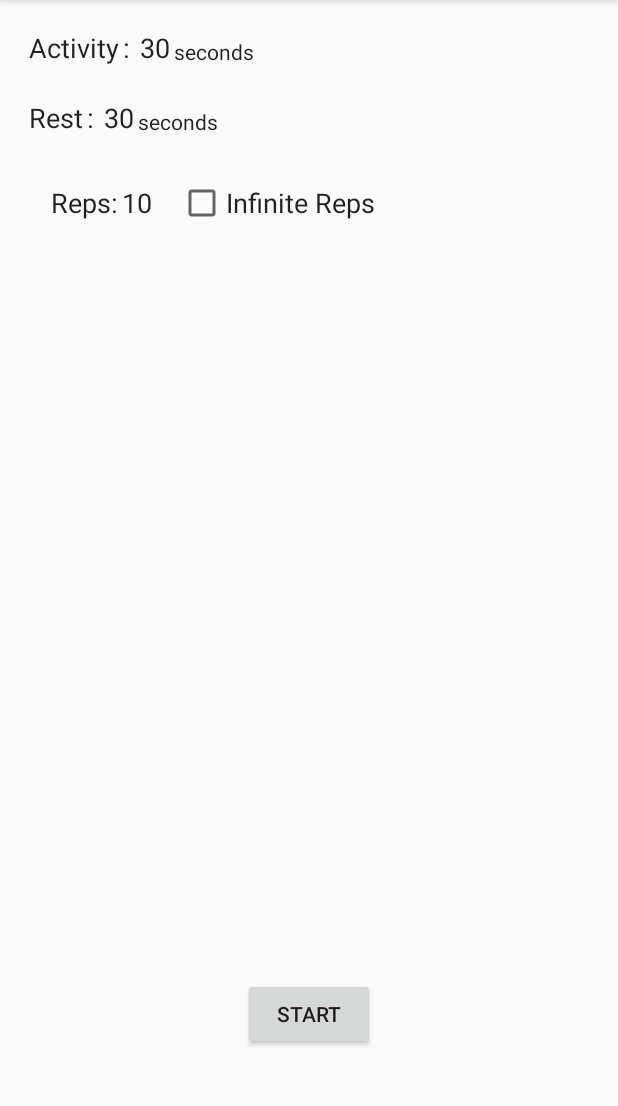
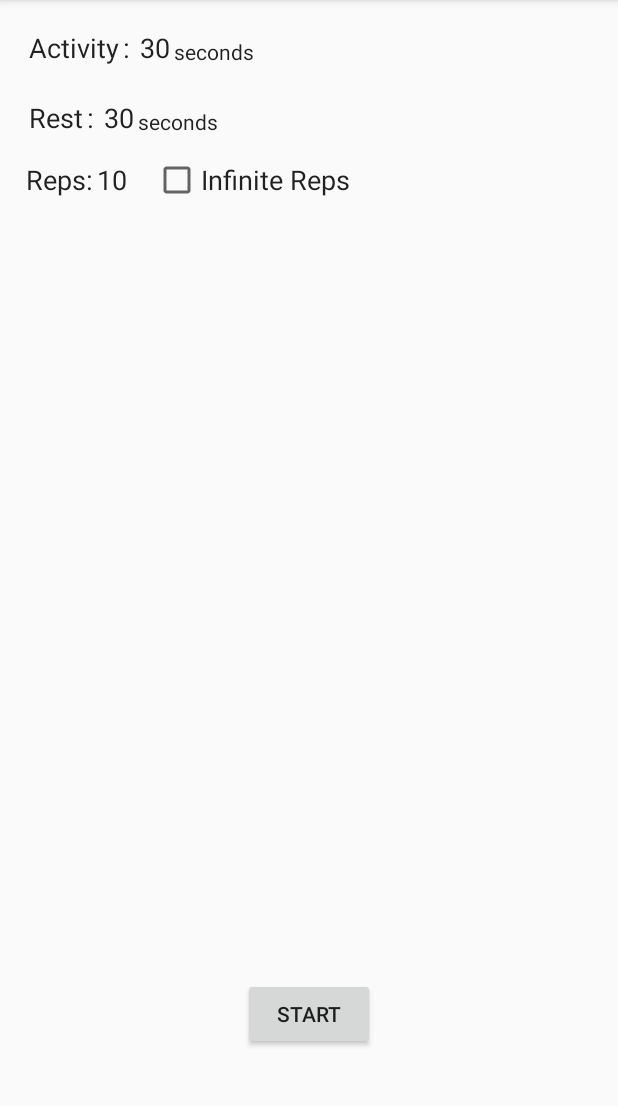
Before and after one commit to armhandstudios/Interval-Timer, an Android app: the screen it shows after launch (MainActivity), on a phone screen of 412 x 824 dp, the part 84-1190 px from its top. Run offline under Robolectric (Android 15) with nearby library versions, the phone set to English and light mode, and no system bars.

Commit message:
Fixed edittexts not losing focus when clicked off Fixed reps field from not reverting to previous value Fixed reps field from accepting 0 Fixed reps field from being active when infinite reps was checked Limited interval/activity names to be 10 ems and probably also so many characters Centered interval/activity name when timer is running Changed interval/activity name fields to have a hint when no text was present Fixed infinite reps text from wrapping to 2 lines Limited max reps to 3 characters (999)

```diff
--- a/app/src/main/java/com/armhandstudios/apps/intervaltimer/MainActivity.java
+++ b/app/src/main/java/com/armhandstudios/apps/intervaltimer/MainActivity.java
@@ -6,8 +6,10 @@ import android.os.Handler;
 import android.support.v4.app.Fragment;
 import android.support.v7.app.AppCompatActivity;
 import android.os.Bundle;
+import android.util.Log;
 import android.view.View;
 import android.widget.Button;
+import android.widget.RelativeLayout;
 
 public class MainActivity extends AppCompatActivity
 {
@@ -57,6 +59,4 @@ public class MainActivity extends AppCompatActivity
     }
 }
 
-//TODO: Activity Name takes length of hint, not current text;
-//TODO: EditText focus shenanigans
 //TODO: Maybe change background color and move stuff around, make it look nicer?
--- a/app/src/main/java/com/armhandstudios/apps/intervaltimer/RepsFragment.java
+++ b/app/src/main/java/com/armhandstudios/apps/intervaltimer/RepsFragment.java
@@ -10,6 +10,7 @@ import android.view.ViewGroup;
 import android.widget.CheckBox;
 import android.widget.CompoundButton;
 import android.widget.EditText;
+import android.widget.TextView;
 
 
 /**
@@ -21,15 +22,17 @@ public class RepsFragment extends Fragment
 
     CheckBox infiniteReps;
     EditText nReps;
+    TextView repsText;
 
     @Override
-    public View onCreateView(LayoutInflater inflater, @Nullable ViewGroup container, @Nullable Bundle savedInstanceState)
+    public View onCreateView(final LayoutInflater inflater, @Nullable ViewGroup container, @Nullable Bundle savedInstanceState)
     {
         View view = inflater.inflate(R.layout.fragment_reps, container, false);
 
         prevValue = 10;
         infiniteReps = (CheckBox) view.findViewById(R.id.useRepsCheck);
         nReps = (EditText) view.findViewById(R.id.enterReps);
+        repsText = (TextView) view.findViewById(R.id.enterRepsText);
 
         infiniteReps.setOnCheckedChangeListener(
                 new CompoundButton.OnCheckedChangeListener()
@@ -37,7 +40,9 @@ public class RepsFragment extends Fragment
                     @Override
                     public void onCheckedChanged(CompoundButton buttonView, boolean isChecked)
                     {
-                        //can disable edittext here if correct states have been entered in xml
+                        nReps.setEnabled(!isChecked);
+                        repsText.setEnabled(!isChecked);
+
                     }
                 }
         );
@@ -53,7 +58,10 @@ public class RepsFragment extends Fragment
                         }
                         else
                         {
-                            nReps.setText(String.valueOf(prevValue));
+                            if(nReps.getText().toString().equals("") || Integer.valueOf(nReps.getText().toString()) == 0)
+                            {
+                                nReps.setText(String.valueOf(prevValue));
+                            }
                         }
                     }
                 }
--- a/app/src/main/res/layout/activity_main.xml
+++ b/app/src/main/res/layout/activity_main.xml
@@ -11,7 +11,9 @@
     android:paddingTop="@dimen/activity_vertical_margin"
 
     tools:context="com.armhandstudios.apps.intervaltimer.MainActivity"
-    android:focusable="true">
+    android:focusable="true"
+    android:focusableInTouchMode="true"
+    android:clickable="true">
 
     <Button
         android:text="Start"
@@ -49,9 +51,9 @@
         android:name="com.armhandstudios.apps.intervaltimer.RepsFragment"
         android:id="@+id/repsFragment"
         tools:layout="@layout/fragment_reps"
-        android:layout_marginTop="25dp"
+        android:layout_marginTop="10dp"
         android:layout_below="@+id/secondaryTimerFragment"
-        android:layout_alignRight="@+id/startTimerButton"
-        android:layout_alignEnd="@+id/startTimerButton"/>
+        android:layout_alignParentLeft="true"
+        android:layout_alignParentStart="true"/>
 
 </RelativeLayout>
--- a/app/src/main/res/layout/activity_timer_running.xml
+++ b/app/src/main/res/layout/activity_timer_running.xml
@@ -39,7 +39,8 @@
         android:textColor="@android:color/black"
         android:layout_alignParentTop="true"
         android:layout_centerHorizontal="true"
-        android:layout_marginTop="93dp"/>
+        android:layout_marginTop="93dp"
+        android:textAlignment="center"/>
 
     <TextView
         android:text="0"
--- a/app/src/main/res/layout/fragment_reps.xml
+++ b/app/src/main/res/layout/fragment_reps.xml
@@ -47,6 +47,7 @@
             android:layout_alignBaseline="@+id/enterRepsText"
             android:layout_alignBottom="@+id/enterRepsText"
             android:layout_toRightOf="@+id/enterRepsText"
-            android:layout_toEndOf="@+id/enterRepsText"/>
+            android:layout_toEndOf="@+id/enterRepsText"
+            android:maxLength="3"/>
     </RelativeLayout>
 </FrameLayout>
--- a/app/src/main/res/layout/fragment_set_interval_time.xml
+++ b/app/src/main/res/layout/fragment_set_interval_time.xml
@@ -21,7 +21,10 @@
             android:paddingLeft="3dp"
             android:paddingRight="1dp"
             android:paddingTop="3dp"
-            android:cursorVisible="false"/>
+            android:cursorVisible="false"
+            android:singleLine="true"
+            android:maxEms="10"
+            />
 
         <TextView
             android:text=":"
```
Also changed, not shown: app/src/main/java/com/armhandstudios/apps/intervaltimer/SetIntervalTime.java (+8 -0 lines).
